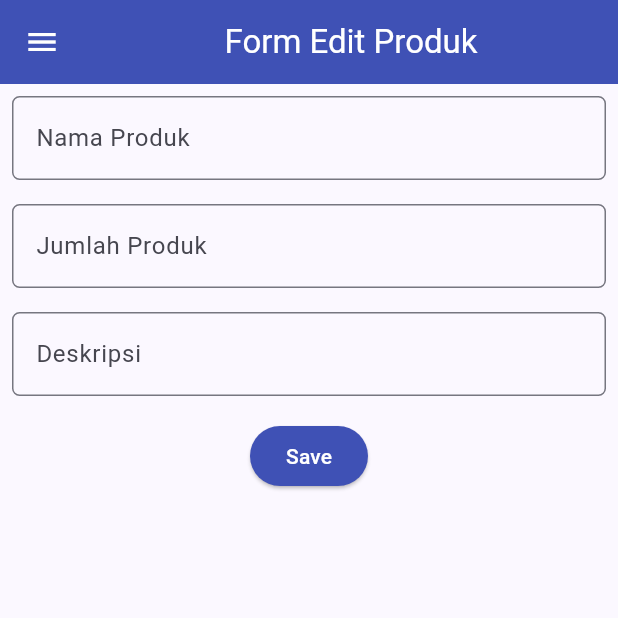
After one commit to pbp-a13/pacil-bookstore-mobile, a Flutter app: the EditFormPage screen opened directly, on a phone screen of 412 x 824 dp, the top half of it. The commit adds this screen. Run offline on Flutter 3.47's test engine with Material 3 defaults, Android fonts, the phone set to English and light mode, and no system bars; missing offline and left inert: pbp_django_auth; network calls fail.

Commit message:
update book_info

```diff
--- /dev/null
+++ b/lib/book_info/screens/edit_form.dart
@@ -0,0 +1,165 @@
+import 'dart:convert';
+
+import 'package:flutter/material.dart';
+import 'package:pbp_django_auth/pbp_django_auth.dart';
+import 'package:provider/provider.dart';
+import 'package:toko_buku/book_info/screens/book_info.dart';
+import 'package:toko_buku/main/widgets/left_drawer.dart';
+
+// EDIT FORM BELUM
+
+class EditFormPage extends StatefulWidget {
+  const EditFormPage({super.key});
+
+  @override
+  State<EditFormPage> createState() => _EditFormPageState();
+}
+
+class _EditFormPageState extends State<EditFormPage> {
+  final _formKey = GlobalKey<FormState>();
+  String _name = "";
+  int _amount = 0;
+  String _description = "";
+
+  @override
+  Widget build(BuildContext context) {
+    final request = context.watch<CookieRequest>();
+
+    return Scaffold(
+      appBar: AppBar(
+        title: const Center(
+          child: Text(
+            'Form Edit Produk',
+          ),
+        ),
+        backgroundColor: Colors.indigo,
+        foregroundColor: Colors.white,
+      ),
+      drawer: const LeftDrawer(),
+      body: Form(
+        key: _formKey,
+        child: SingleChildScrollView(
+          child: Column(
+            crossAxisAlignment: CrossAxisAlignment.start,
+            children: [
+              Padding(
+                padding: const EdgeInsets.all(8.0),
+                child: TextFormField(
+                  decoration: InputDecoration(
+                    hintText: "Nama Produk",
+                    labelText: "Nama Produk",
+                    border: OutlineInputBorder(
+                      borderRadius: BorderRadius.circular(5.0),
+                    ),
+                  ),
+                  onChanged: (String? value) {
+                    setState(() {
+                      _name = value!;
+                    });
+                  },
+                  validator: (String? value) {
+                    if (value == null || value.isEmpty) {
+                      return "Nama tidak boleh kosong!";
+                    }
+                    return null;
+                  },
+                ),
+              ),
+              Padding(
+                padding: const EdgeInsets.all(8.0),
+                child: TextFormField(
+                  decoration: InputDecoration(
+                    hintText: "Jumlah Produk",
+                    labelText: "Jumlah Produk",
+                    border: OutlineInputBorder(
+                      borderRadius: BorderRadius.circular(5.0),
+                    ),
+                  ),
+                  onChanged: (String? value) {
+                    setState(() {
+                      _amount = int.parse(value!);
+                    });
+                  },
+                  validator: (String? value) {
+                    if (value == null || value.isEmpty) {
+                      return "Jumlah produk tidak boleh kosong!";
+                    }
+                    if (int.tryParse(value) == null) {
+                      return "Jumlah produk harus berupa angka!";
+                    }
+                    return null;
+                  },
+                ),
+              ),
+              Padding(
+                padding: const EdgeInsets.all(8.0),
+                child: TextFormField(
+                  decoration: InputDecoration(
+                    hintText: "Deskripsi",
+                    labelText: "Deskripsi",
+                    border: OutlineInputBorder(
+                      borderRadius: BorderRadius.circular(5.0),
+                    ),
+                  ),
+                  onChanged: (String? value) {
+                    setState(() {
+                      _description = value!;
+                    });
+                  },
+                  validator: (String? value) {
+                    if (value == null || value.isEmpty) {
+                      return "Deskripsi tidak boleh kosong!";
+                    }
+                    return null;
+                  },
+                ),
+              ),
+              Align(
+                alignment: Alignment.bottomCenter,
+                child: Padding(
+                  padding: const EdgeInsets.all(8.0),
+                  child: ElevatedButton(
+                    style: ButtonStyle(
+                      backgroundColor:
+                          MaterialStateProperty.all(Colors.indigo),
+                    ),
+                    onPressed: () async {
+                      if (_formKey.currentState!.validate()) {
+                        final response = await request.postJson(
+                        "http://127.0.0.1:8000/create-flutter/",
+                        jsonEncode(<String, String>{
+                            'name': _name,
+                            'amount': _amount.toString(),
+                            'description': _description,
+                        }));
+                        if (response['status'] == 'success') {
+                          ScaffoldMessenger.of(context)
+                            .showSnackBar(const SnackBar(
+                              content: Text("Perubahan berhasil disimpan!"),
+                          ));
+                          Navigator.pushReplacement(
+                            context,
+                            MaterialPageRoute(builder: (context) => BookInfoPage()),
+                          );
+                        } else {
+                          ScaffoldMessenger.of(context)
+                            .showSnackBar(const SnackBar(
+                              content: Text("Terdapat kesalahan, silakan coba lagi."),
+                          ));
+                        }
+                      }
+                    },
+                    child: const Text(
+                      "Save",
+                      style: TextStyle(color: Colors.white),
+                    ),
+                  ),
+                ),
+              ),
+            ]
+          ),
+        ),
+      ),
+    );
+  }
+}
```
Also changed, not shown: lib/book_info/screens/book_info.dart (+51 -45 lines), lib/book_info/widgets/review_sort.dart (added, +78 -0 lines).
